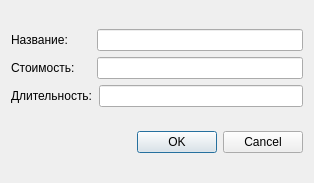
Above: 3_course/1_part/VPandHCI/DB/dialog.ui from Monstruos/Course_projects before the change. Below: the same form after it.
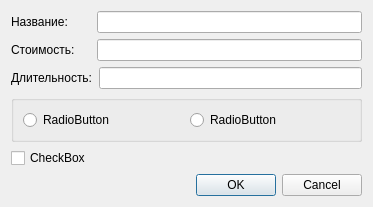
That is the form after the change.

The edit to the form file:
```diff
--- a/3_course/1_part/VPandHCI/DB/dialog.ui
+++ b/3_course/1_part/VPandHCI/DB/dialog.ui
@@ -6,8 +6,8 @@
    <rect>
     <x>0</x>
     <y>0</y>
-    <width>314</width>
-    <height>183</height>
+    <width>373</width>
+    <height>204</height>
    </rect>
   </property>
   <property name="sizePolicy">
@@ -21,8 +21,6 @@
   </property>
   <layout class="QGridLayout" name="gridLayout">
    <item row="0" column="0">
-    <layout class="QVBoxLayout" name="verticalLayout_2">
-     <item>
       <layout class="QVBoxLayout" name="verticalLayout">
        <item>
         <layout class="QHBoxLayout" name="horizontalLayout">
@@ -84,7 +82,32 @@
          </item>
         </layout>
        </item>
-      </layout>
+     <item>
+      <widget class="QGroupBox" name="radioGroup">
+       <layout class="QHBoxLayout" name="horizontalLayout_4">
+        <item>
+         <widget class="QRadioButton" name="radio1">
+          <property name="text">
+           <string>RadioButton</string>
+          </property>
+         </widget>
+        </item>
+        <item>
+         <widget class="QRadioButton" name="radio2">
+          <property name="text">
+           <string>RadioButton</string>
+          </property>
+         </widget>
+        </item>
+       </layout>
+      </widget>
+     </item>
+     <item>
+      <widget class="QCheckBox" name="checkBox">
+       <property name="text">
+        <string>CheckBox</string>
+       </property>
+      </widget>
      </item>
     </layout>
    </item>
```
Left out of the diff: 6 changed lines with no effect on the pictures. Lines whose indentation alone changed are shown as unchanged.
